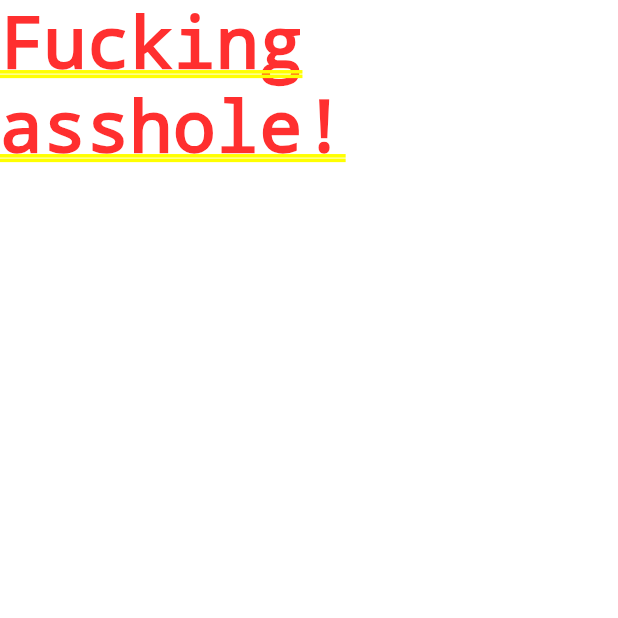
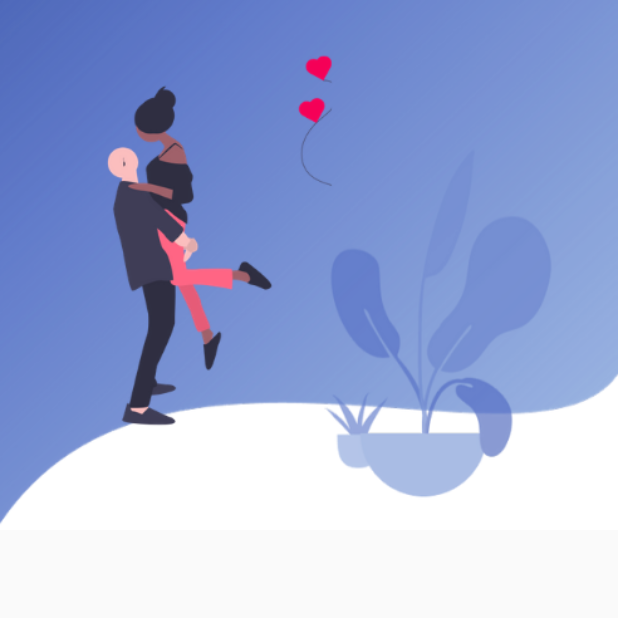
Before and after one commit to sunanda35/saranghae, a Flutter app: the screen it shows after launch, on a phone screen of 412 x 824 dp, the top half of it. Run offline on Flutter 3.47's test engine with Material 2 defaults, Android fonts, the phone set to English and light mode, and no system bars.

Commit message:
update login page

```diff
--- a/lib/main.dart
+++ b/lib/main.dart
@@ -1,4 +1,5 @@
 import 'package:flutter/material.dart';
+import 'package:saranghae/pages/login/login_page.dart';
 
 void main() {
   runApp(MyApp());
@@ -11,9 +12,9 @@ class MyApp extends StatelessWidget {
     return MaterialApp(
       title: 'Saranghae',
       theme: ThemeData(
-        primarySwatch: Colors.blue,
+        primaryColor: Color(0xFFf8f8ff),
       ),
-      home: Text("Fucking asshole!"),
+      home: LogInPage(),
     );
   }
 }
--- /dev/null
+++ b/lib/pages/login/login_page.dart
@@ -0,0 +1,17 @@
+import 'package:flutter/material.dart';
+
+class LogInPage extends StatelessWidget {
+  @override
+  Widget build(BuildContext context) {
+    return Scaffold(
+      body: Container(
+        width: MediaQuery.of(context).size.width,
+        // height: 200,
+        child: Image.asset(
+          'assets/background/login_bg_top.png',
+          fit: BoxFit.fitWidth,
+        ),
+      ),
+    );
+  }
+}
--- a/pubspec.yaml
+++ b/pubspec.yaml
@@ -45,9 +45,8 @@ flutter:
   uses-material-design: true
 
   # To add assets to your application, add an assets section, like this:
-  # assets:
-  #   - images/a_dot_burr.jpeg
-  #   - images/a_dot_ham.jpeg
+  assets:
+    - assets/background/
 
   # An image asset can refer to one or more resolution-specific "variants", see
   # https://flutter.dev/assets-and-images/#resolution-aware.
```
Also changed, not shown: assets/background/login_background.jpg (added), assets/background/login_bg_top.png (added), lib/constant.dart (added).
